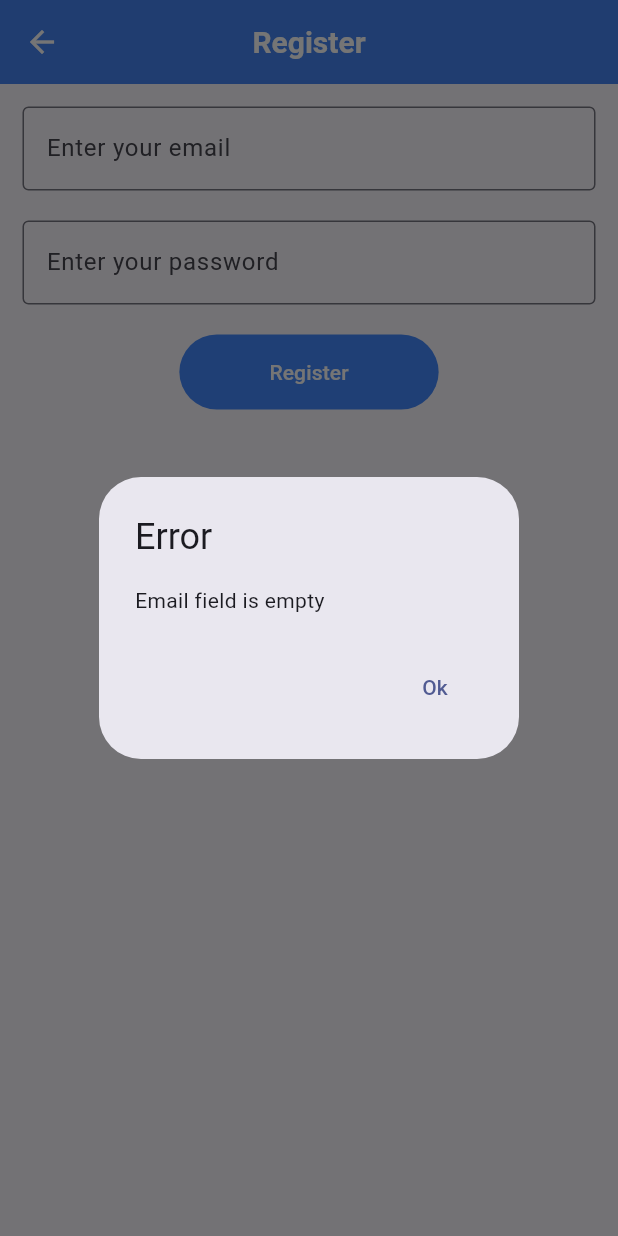
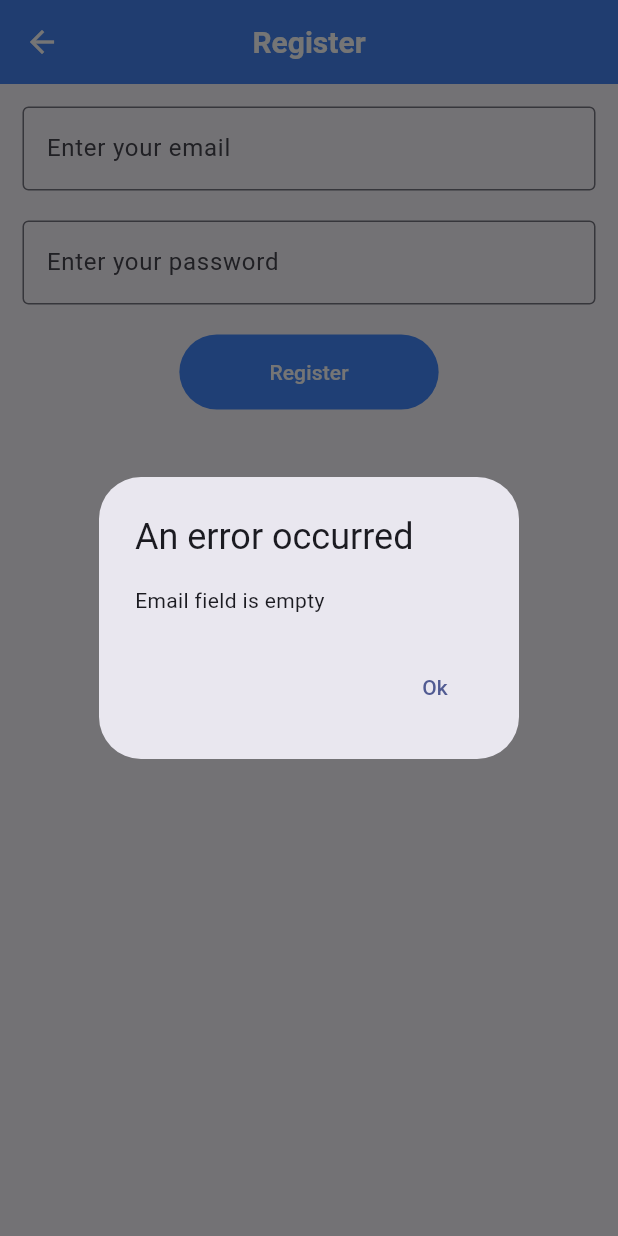
Before and after one commit to Abdelaziz-Salah/My-Notes, a Flutter app: the RegisterView screen opened by its route, after a tap on "Register", on a phone screen of 412 x 824 dp. Run offline on Flutter 3.47's test engine with Material 3 defaults, Android fonts, the phone set to English and light mode, and no system bars; our stand-ins replace firebase_auth, firebase_core, sqflite; accounts and stored records are empty.

Commit message:
Add Delete note option & Generic dialog

```diff
--- /dev/null
+++ b/lib/utilities/dialogs/error_dialog.dart
@@ -0,0 +1,16 @@
+import 'package:flutter/material.dart';
+import 'package:mynotes/utilities/dialogs/generic_dialog.dart';
+
+Future<void> showErrorDialog(
+  BuildContext context,
+  String text,
+) {
+  return showGenericDialog(
+    context: context,
+    title: "An error occurred",
+    content: text,
+    optionsBuilder: () => {
+      "Ok": null,
+    },
+  );
+}
--- /dev/null
+++ b/lib/utilities/dialogs/generic_dialog.dart
@@ -0,0 +1,34 @@
+import 'package:flutter/material.dart';
+
+typedef DialogOptionBuilder<T> = Map<String, T?> Function();
+
+Future<T?> showGenericDialog<T>({
+  required BuildContext context,
+  required String title,
+  required String content,
+  required DialogOptionBuilder optionsBuilder,
+}) {
+  final options = optionsBuilder();
+  return showDialog<T>(
+    context: context,
+    builder: (context) {
+      return AlertDialog(
+        title: Text(title),
+        content: Text(content),
+        actions: options.keys.map((optionTitle) {
+          final value = options[optionTitle];
+          return TextButton(
+            onPressed: () {
+              if (value != null) {
+                Navigator.of(context).pop(value);
+              } else {
+                Navigator.of(context).pop();
+              }
+            },
+            child: Text(optionTitle),
+          );
+        }).toList(),
+      );
+    },
+  );
+}
--- a/lib/views/register_view.dart
+++ b/lib/views/register_view.dart
@@ -4,6 +4,7 @@ import 'package:mynotes/services/auth/auth_exceptions.dart';
 import 'dart:developer';
 
 import 'package:mynotes/services/auth/auth_service.dart';
+import 'package:mynotes/utilities/dialogs/error_dialog.dart';
 
 class RegisterView extends StatefulWidget {
   const RegisterView({super.key});
@@ -87,34 +88,14 @@ class _RegisterViewState extends State<RegisterView> {
     );
   }
 
-  void _showAlert(BuildContext context, String message) {
-    showDialog(
-      context: context,
-      builder: (BuildContext context) {
-        return Center(
-          child: AlertDialog(
-            title: const Text("Error"),
-            content: Text(message),
-            actions: <Widget>[
-              TextButton(
-                onPressed: Navigator.of(context).pop,
-                child: const Text("Ok"),
-              )
-            ],
-          ),
-        );
-      },
-    );
-  }
-
   void checkLogin(String email, String password) async {
     if (email.isEmpty) {
-      _showAlert(context, "Email field is empty");
+      showErrorDialog(context, "Email field is empty");
       return;
     }
 
     if (password.isEmpty) {
-      _showAlert(context, "Password field is empty");
+      showErrorDialog(context, "Password field is empty");
       return;
     }
 
@@ -130,23 +111,23 @@ class _RegisterViewState extends State<RegisterView> {
       }
     } on InvalidEmailAuthException {
       if (mounted) {
-        _showAlert(context, "Invalid Email");
+        showErrorDialog(context, "Invalid Email");
       }
     } on WeakPasswordAuthException {
       if (mounted) {
-        _showAlert(context, "Weak Password");
+        showErrorDialog(context, "Weak Password");
       }
     } on EmailAlreadyInUseAuthException {
       if (mounted) {
-        _showAlert(context, "Email is already in use");
+        showErrorDialog(context, "Email is already in use");
       }
     } on GenericAuthException catch (error) {
       if (mounted) {
-        _showAlert(context, error.toString());
+        showErrorDialog(context, error.toString());
       }
     } catch (error) {
       if (mounted) {
-        _showAlert(context, error.toString());
+        showErrorDialog(context, error.toString());
       }
     }
   }
```
Also changed, not shown: lib/utilities/dialogs/delete_dialog.dart (added, +13 -0 lines), lib/utilities/dialogs/logout_dialog.dart (added, +14 -0 lines), lib/views/home_page.dart (+11 -45 lines), lib/views/login_view.dart (+8 -28 lines), lib/views/notes_list_view.dart (added, +62 -0 lines), lib/views/show_error_dialoge.dart (deleted, +0 -17 lines).
